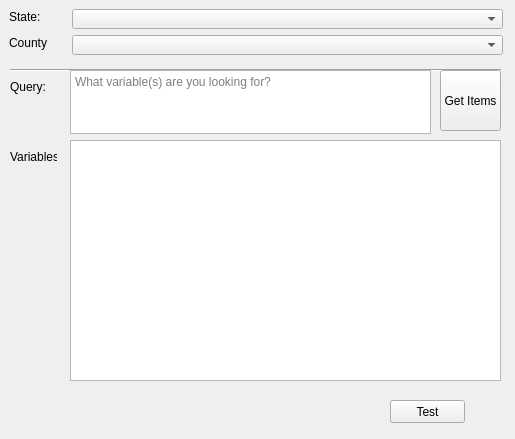
The window that CenVis2022_dialog_base.ui (sassani/cenvis2022) describes before a commit, drawn with Qt 5.
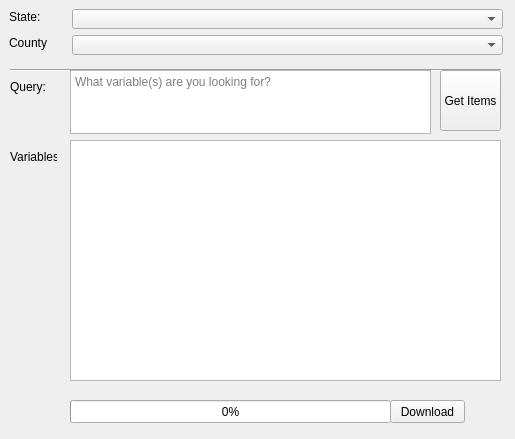
The same window after the commit. Icons and pictures are not drawn.

Diff of the .ui file:
```diff
--- a/CenVis2022_dialog_base.ui
+++ b/CenVis2022_dialog_base.ui
@@ -145,7 +145,7 @@
     </rect>
    </property>
    <property name="text">
-    <string>Test</string>
+    <string>Download</string>
    </property>
   </widget>
   <widget class="QTextEdit" name="txtQuery">
@@ -206,6 +206,19 @@
     <enum>QAbstractItemView::MultiSelection</enum>
    </property>
   </widget>
+  <widget class="QProgressBar" name="progressBar">
+   <property name="geometry">
+    <rect>
+     <x>70</x>
+     <y>400</y>
+     <width>321</width>
+     <height>23</height>
+    </rect>
+   </property>
+   <property name="value">
+    <number>0</number>
+   </property>
+  </widget>
  </widget>
  <resources/>
  <connections/>
```
Left out of the diff: 2 changed lines with no effect on the pictures.
